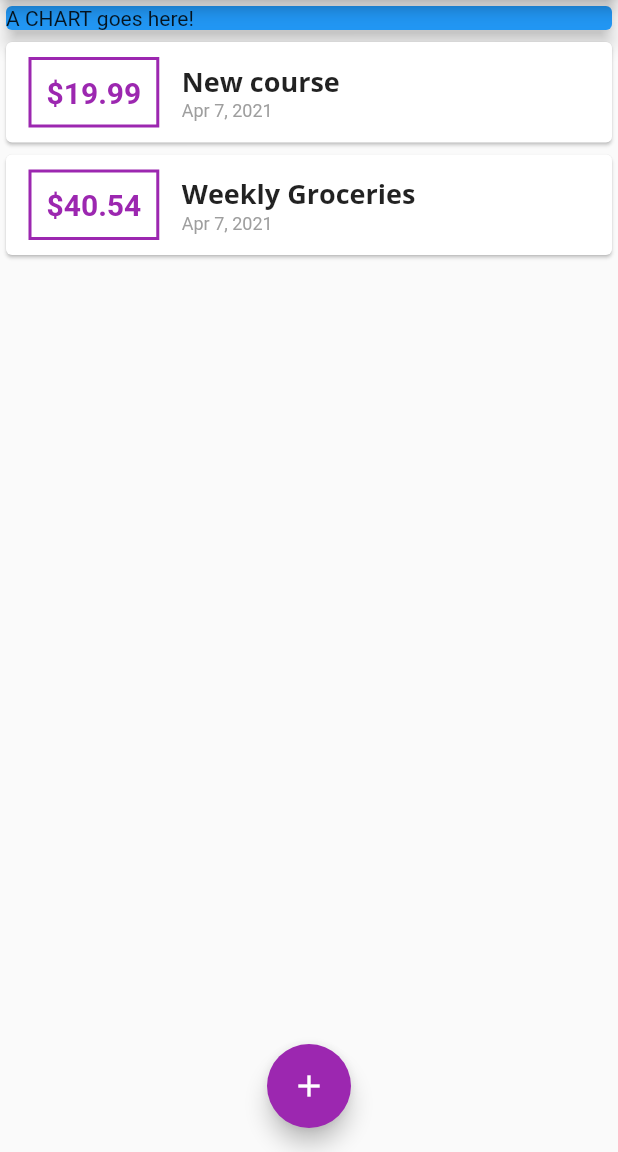
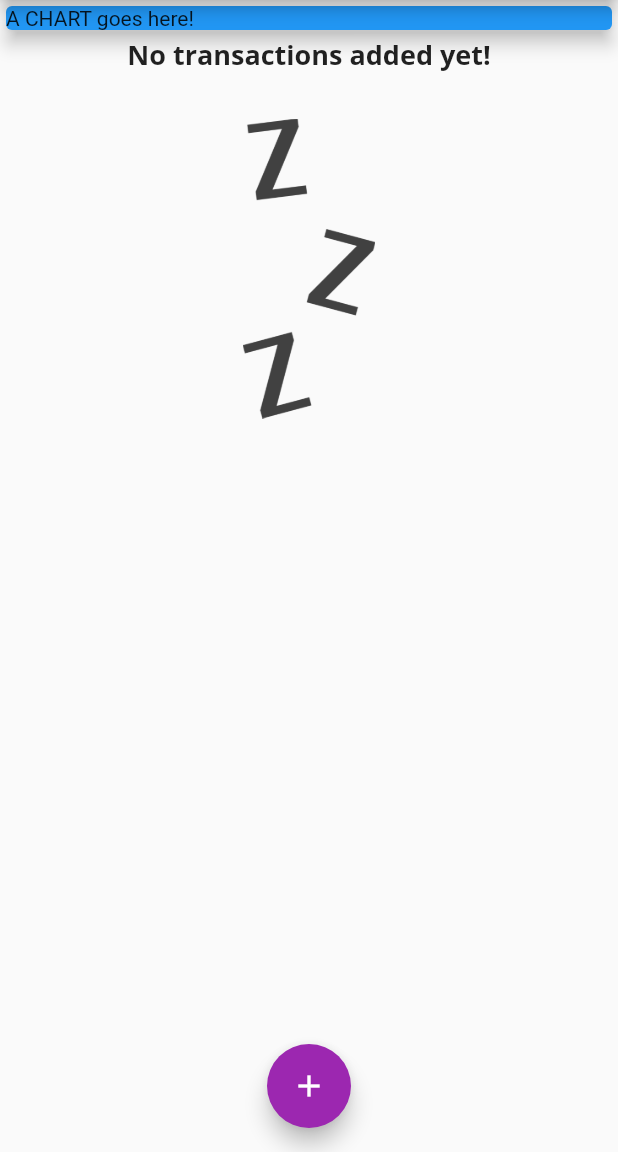
Before and after one commit to manal-elrhezzali/flutter-personal-expenes-mobile-app, a Flutter app: the screen it shows after launch, on a phone screen of 412 x 824 dp, the part 84-1236 px from its top. Run offline on Flutter 3.47's test engine with Material 2 defaults, Android fonts, the phone set to English and light mode, and no system bars.

Commit message:
showing image if the list of transactions is empty

```diff
--- a/lib/main.dart
+++ b/lib/main.dart
@@ -51,18 +51,18 @@ class _MyHomePageState extends State<MyHomePage> {
   final amountController = TextEditingController();
 
   final List<Transaction> _userTransactions = [
-    Transaction(
-      id: "t1",
-      title: "New course",
-      amount: 19.99,
-      date: DateTime.now(),
-    ),
-    Transaction(
-      id: "t2",
-      title: "Weekly Groceries",
-      amount: 40.54,
-      date: DateTime.now(),
-    ),
+    // Transaction(
+    //   id: "t1",
+    //   title: "New course",
+    //   amount: 19.99,
+    //   date: DateTime.now(),
+    // ),
+    // Transaction(
+    //   id: "t2",
+    //   title: "Weekly Groceries",
+    //   amount: 40.54,
+    //   date: DateTime.now(),
+    // ),
   ];
 
   void _addNewTransaction(String txTitle, double txAmount) {
--- a/lib/widgets/transaction_list.dart
+++ b/lib/widgets/transaction_list.dart
@@ -10,13 +10,33 @@ class TransactionList extends StatelessWidget {
   Widget build(BuildContext context) {
     return Container(
       height: 300,
-      child: ListView.builder(
+      child: transactions.isEmpty
+          ? Column(
+              children: [
+                Text(
+                  "No transactions added yet!",
+                  style: Theme.of(context).textTheme.title,
+                ),
+                SizedBox(
+                  height: 30,
+                ),
+                Container(
+                  height: 200,
+                  child: Image.asset(
+                    "assets/images/waiting.png",
+                    fit: BoxFit.cover,
+                  ),
+                ),
+              ],
+            )
+          : ListView.builder(
               itemBuilder: (context, index) {
                 return Card(
                   child: Row(
                     children: [
                       Container(
-                  margin: EdgeInsets.symmetric(vertical: 10, horizontal: 15),
+                        margin:
+                            EdgeInsets.symmetric(vertical: 10, horizontal: 15),
                         decoration: BoxDecoration(
                           border: Border.all(
                             color: Theme.of(context).primaryColor,
--- a/pubspec.yaml
+++ b/pubspec.yaml
@@ -46,8 +46,8 @@ flutter:
   uses-material-design: true
 
   # To add assets to your application, add an assets section, like this:
-  # assets:
-  #   - images/a_dot_burr.jpeg
+  assets:
+    - assets/images/waiting.png
   #   - images/a_dot_ham.jpeg
 
   # An image asset can refer to one or more resolution-specific "variants", see
```
Also changed, not shown: assets/images/waiting.png (added). Lines whose indentation alone changed are shown as unchanged.
